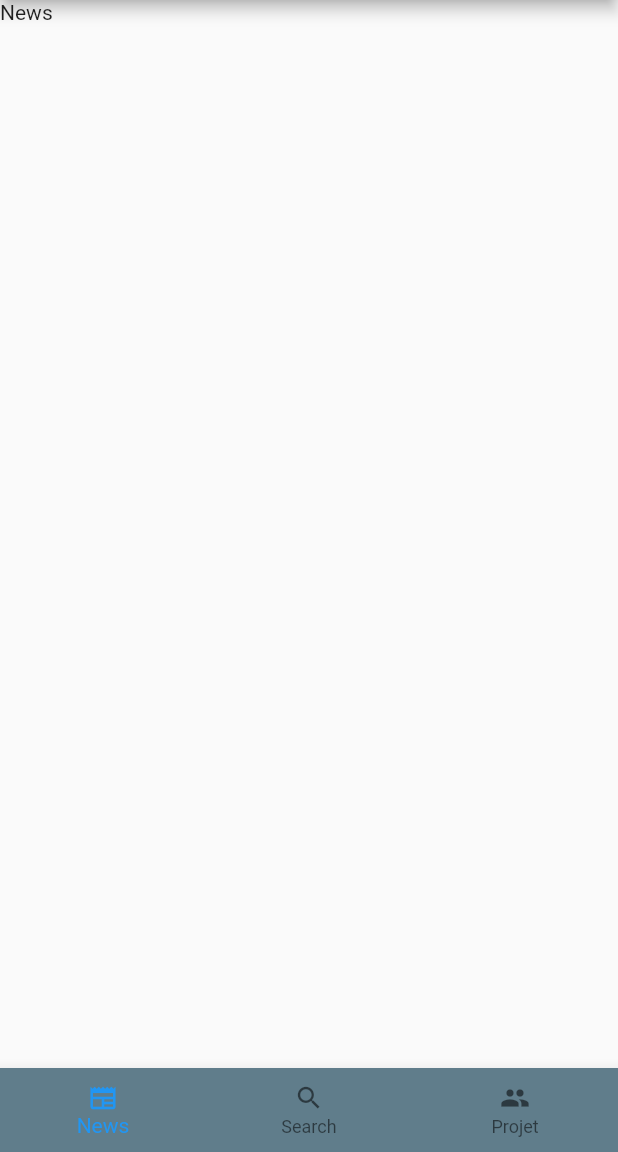
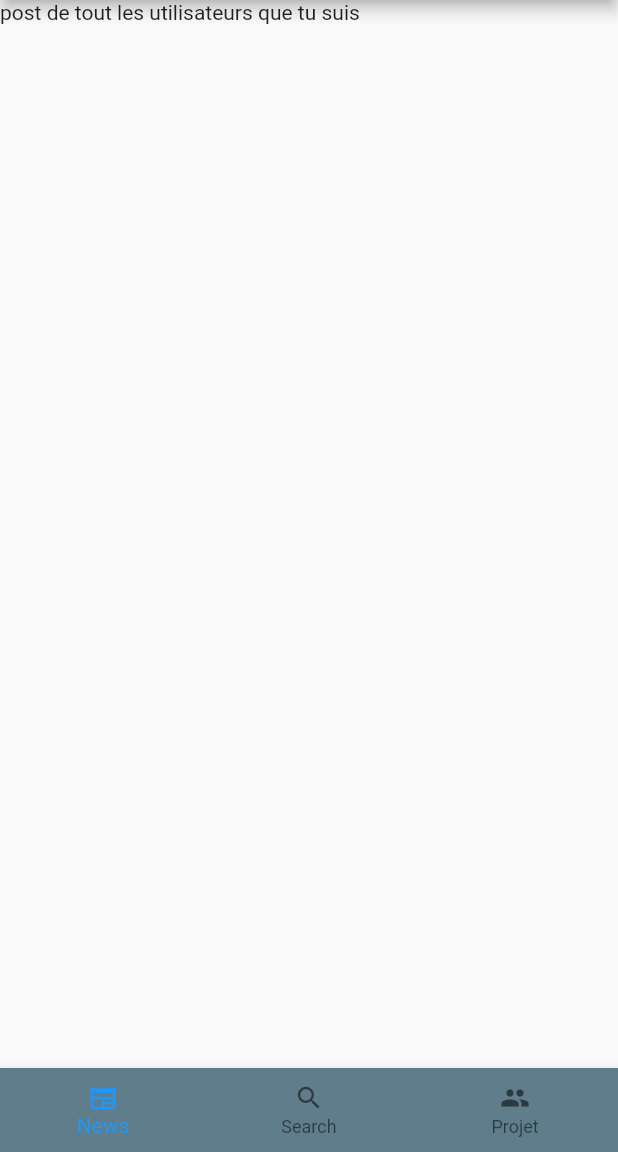
Before and after one commit to ShareMyCodeSocialNetwork/Flutter_APP, a Flutter app: the Home screen opened directly, on a phone screen of 412 x 824 dp, the part 84-1236 px from its top. Run offline on Flutter 3.47's test engine with Material 2 defaults, Android fonts, the phone set to English and light mode, and no system bars.

```diff
--- a/lib/page/home/news.dart
+++ b/lib/page/home/news.dart
@@ -1,5 +1,7 @@
 import 'package:flutter/material.dart';
-
+import 'package:flutter_app/web/use_case/user/entities/user_response.dart';
+import 'package:flutter_app/web/use_case/user/query/user_query.dart' as userQuery;
+import '../../web/global.dart' as global;
 class News extends StatefulWidget {
   const News({Key? key}) : super(key: key);
 
@@ -8,10 +10,12 @@ class News extends StatefulWidget {
 }
 
 class _NewsState extends State<News> {
+
+
   @override
   Widget build(BuildContext context) {
     return Scaffold(
-      body: Text('News'),
+      body: Text('post de tout les utilisateurs que tu suis')
     );
   }
 }
```
Also changed, not shown: lib/main.dart (+4 -3 lines), lib/web/use_case/user/command/user_command.dart (+8 -14 lines).
